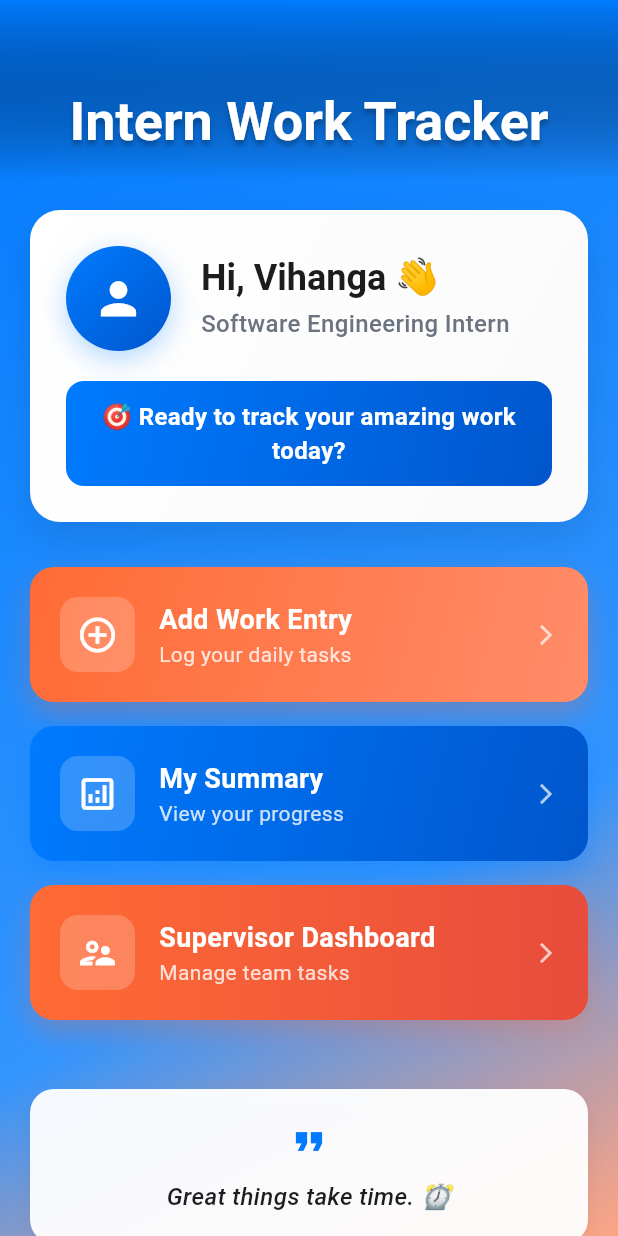
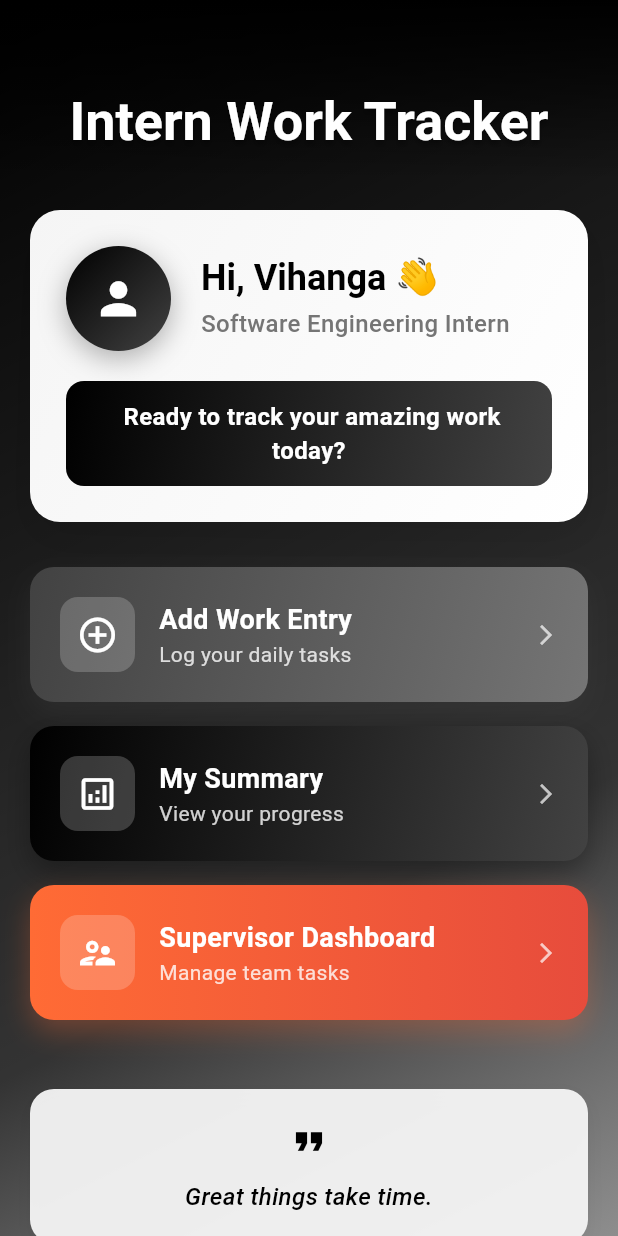
Before and after one commit to Vihanga13/intern_tracker_app, a Flutter app: the screen it shows after launch, on a phone screen of 412 x 824 dp. Run offline on Flutter 3.47's test engine with Material 3 defaults, Android fonts, the phone set to English and light mode, and no system bars; our stand-ins replace cloud_firestore, fl_chart; accounts and stored records are empty; Roboto replaces fonts that are missing (SF Pro Display).

Commit message:
refactor: Update color scheme to a black and white theme; modify motivational quotes and improve UI consistency

```diff
--- a/lib/Pages/home_screen.dart
+++ b/lib/Pages/home_screen.dart
@@ -34,11 +34,11 @@ class _HomePageState extends State<HomePage>
 
   // Collection of motivational quotes displayed daily
   final List<String> dailyQuotes = [
-    "Every expert was once a beginner. 🌟",
-    "Progress, not perfection. 💪",
-    "Your potential is endless. 🚀",
-    "Great things take time. ⏰",
-    "Believe in your journey. ✨"
+    "Every expert was once a beginner. ",
+    "Progress, not perfection. ",
+    "Your potential is endless. ",
+    "Great things take time. ",
+    "Believe in your journey. "
   ];
 
   @override
@@ -279,7 +279,7 @@ class _HomePageState extends State<HomePage>
                       borderRadius: BorderRadius.circular(12),
                     ),
                     child: const Text(
-                      '🎯 Ready to track your amazing work today?',
+                      ' Ready to track your amazing work today?',
                       textAlign: TextAlign.center,
                       style: TextStyle(
                         color: Colors.white,
--- a/lib/Pages/personal_summary_screen.dart
+++ b/lib/Pages/personal_summary_screen.dart
@@ -135,14 +135,13 @@ class _PersonalSummaryScreenState extends State<PersonalSummaryScreen>
   Widget build(BuildContext context) {
     return Scaffold(
       body: Container(
-        decoration: const BoxDecoration(
-          gradient: LinearGradient(
+        decoration: const BoxDecoration(          gradient: LinearGradient(
             begin: Alignment.topLeft,
             end: Alignment.bottomRight,
             colors: [
-              Color(0xFF667eea),
-              Color(0xFF764ba2),
-              Color(0xFF6B73FF),
+              Color(0xFF000000),
+              Color(0xFF424242),
+              Color(0xFF212121),
             ],
           ),
         ),
@@ -197,13 +196,12 @@ class _PersonalSummaryScreenState extends State<PersonalSummaryScreen>
           ),
           const SizedBox(height: 20),
           Row(
-            children: [
-              Expanded(
+            children: [              Expanded(
                 child: _buildStatCard(
                   'Total Hours',
                   totalHours.toStringAsFixed(1),
                   Icons.access_time,
-                  Colors.blue,
+                  Colors.white,
                 ),
               ),
               const SizedBox(width: 15),
@@ -212,7 +210,7 @@ class _PersonalSummaryScreenState extends State<PersonalSummaryScreen>
                   'Average Daily',
                   avgHours.toStringAsFixed(1),
                   Icons.trending_up,
-                  Colors.green,
+                  Colors.grey,
                 ),
               ),
               const SizedBox(width: 15),
@@ -221,7 +219,7 @@ class _PersonalSummaryScreenState extends State<PersonalSummaryScreen>
                   'Entries',
                   _entries.length.toString(),
                   Icons.list_alt,
-                  Colors.orange,
+                  Colors.black,
                 ),
               ),
             ],
--- a/lib/main.dart
+++ b/lib/main.dart
@@ -12,18 +12,17 @@ class MyApp extends StatelessWidget {
   Widget build(BuildContext context) {
     return MaterialApp(
       title: 'Intern Progress Tracker',
-      debugShowCheckedModeBanner: false,      theme: ThemeData(
-        primarySwatch: MaterialColor(0xFF007BFF, {
-          50: Color(0xFFE3F2FD),
-          100: Color(0xFFBBDEFB),
-          200: Color(0xFF90CAF9),
-          300: Color(0xFF64B5F6),
-          400: Color(0xFF42A5F5),
-          500: Color(0xFF007BFF),
-          600: Color(0xFF1E88E5),
-          700: Color(0xFF1976D2),
-          800: Color(0xFF1565C0),
-          900: Color(0xFF0D47A1),
+      debugShowCheckedModeBanner: false,      theme: ThemeData(        primarySwatch: MaterialColor(0xFF000000, {
+          50: Color(0xFFE0E0E0),
+          100: Color(0xFFBDBDBD),
+          200: Color(0xFF9E9E9E),
+          300: Color(0xFF757575),
+          400: Color(0xFF616161),
+          500: Color(0xFF000000),
+          600: Color(0xFF424242),
+          700: Color(0xFF303030),
+          800: Color(0xFF212121),
+          900: Color(0xFF000000),
         }),
         primaryColor: AppColors.primaryRoyalBlue,
         colorScheme: ColorScheme.light(
--- a/lib/utils/app_colors.dart
+++ b/lib/utils/app_colors.dart
@@ -3,36 +3,34 @@ import 'package:flutter/material.dart';
 /// AppColors is a utility class that defines the app's color scheme and gradients.
 /// This ensures consistent colors throughout the application and makes it easy
 /// to update the app's theme by modifying colors in one place.
-class AppColors {
-  // Primary colors used throughout the app
-  /// Primary color - Royal Blue for app bar, buttons, main accents
-  static const Color primaryRoyalBlue = Color(0xFF007BFF);
+class AppColors {  // Primary colors used throughout the app - Black and White Theme
+  /// Primary color - Black for app bar, buttons, main accents
+  static const Color primaryRoyalBlue = Color(0xFF000000);
 
-  /// Secondary/Button color - Coral Orange for buttons and highlights
-  static const Color secondaryCoralOrange = Color(0xFFFF6B35);
+  /// Secondary/Button color - Dark Gray for buttons and highlights
+  static const Color secondaryCoralOrange = Color(0xFF424242);
 
-  /// Background color - Clean Light for main background
-  static const Color backgroundLight = Color(0xFFFAFAFA);
+  /// Background color - White for main background
+  static const Color backgroundLight = Color(0xFFFFFFFF);
 
-  /// Surface/Card background - Pure White for card background
-  static const Color cardBackground = Color(0xFFFFFFFF);
+  /// Surface/Card background - Light Gray for card background
+  static const Color cardBackground = Color(0xFFF5F5F5);
 
-  /// Text primary color - Strong readable black
-  static const Color textPrimary = Color(0xFF1C1C1E);
+  /// Text primary color - Black
+  static const Color textPrimary = Color(0xFF000000);
 
-  /// Text secondary color - Neutral support tone for subtext, labels
-  static const Color textSecondary = Color(0xFF6B7280);
+  /// Text secondary color - Dark Gray for subtext, labels
+  static const Color textSecondary = Color(0xFF757575);
 
   /// Button text color - White for contrast
   static const Color buttonText = Color(0xFFFFFFFF);
 
-  /// Success color - Calm Green for success indication
-  static const Color successCalmGreen = Color(0xFF27AE60);
+  /// Success color - Dark Gray for success indication
+  static const Color successCalmGreen = Color(0xFF424242);
 
-  /// Error color - Rich Red for error/warning
-  static const Color errorRichRed = Color(0xFFE74C3C);
-
-  // Legacy color names for backward compatibility
+  /// Error color - Black for error/warning
+  static const Color errorRichRed = Color(0xFF000000);
+    // Legacy color names for backward compatibility
   static const Color primaryDarkBlue = primaryRoyalBlue;
   static const Color primaryDeepCyan = primaryRoyalBlue;
   static const Color secondaryTeal = secondaryCoralOrange;
@@ -42,31 +40,31 @@ class AppColors {
   static const Color errorRed = errorRichRed;
   static const Color errorRedClay = errorRichRed;
 
-  /// Primary gradient using Royal Blue and lighter blue tones
+  /// Primary gradient using Black and Dark Gray tones
   static const primaryGradient = LinearGradient(
-    colors: [Color(0xFF007BFF), Color(0xFF0056CC)],
+    colors: [Color(0xFF000000), Color(0xFF424242)],
     begin: Alignment.topLeft,
     end: Alignment.bottomRight,
   );
 
-  /// Secondary gradient with coral orange tones
+  /// Secondary gradient with dark gray tones
   static const secondaryGradient = LinearGradient(
-    colors: [Color(0xFFFF6B35), Color(0xFFFF8C69)],
+    colors: [Color(0xFF424242), Color(0xFF757575)],
     begin: Alignment.topLeft,
     end: Alignment.bottomRight,
   );
 
-  /// Color palette for different work types in the app
-  /// These colors work well with the new Royal Blue and Coral Orange theme
+  /// Color palette for different work types in the app - Black and White Theme
+  /// These colors use different shades of gray and black for work type distinction
   static const workTypeColors = [
-    Color(0xFFE74C3C), // Rich Red - Used for urgent or important tasks
-    Color(0xFF27AE60), // Calm Green - Used for development tasks
-    Color(0xFF1ABC9C), // Teal - Used for planning tasks
-    Color(0xFF8E44AD), // Purple - Used for research tasks
-    Color(0xFFF39C12), // Orange - Used for in-progress or pending tasks
-    Color(0xFF34495E), // Dark Gray - Used for documentation tasks
-    Color(0xFFE91E63), // Pink - Used for design tasks
-    Color(0xFF95A5A6), // Light Gray - Used for miscellaneous tasks
+    Color(0xFF000000), // Black - Used for urgent or important tasks
+    Color(0xFF212121), // Very Dark Gray - Used for development tasks
+    Color(0xFF424242), // Dark Gray - Used for planning tasks
+    Color(0xFF616161), // Medium Dark Gray - Used for research tasks
+    Color(0xFF757575), // Medium Gray - Used for in-progress or pending tasks
+    Color(0xFF9E9E9E), // Light Gray - Used for documentation tasks
+    Color(0xFF424242), // Dark Gray - Used for design tasks
+    Color(0xFF757575), // Medium Gray - Used for miscellaneous tasks
   ];
 
   /// Returns a color from the workTypeColors array based on the work type
```
